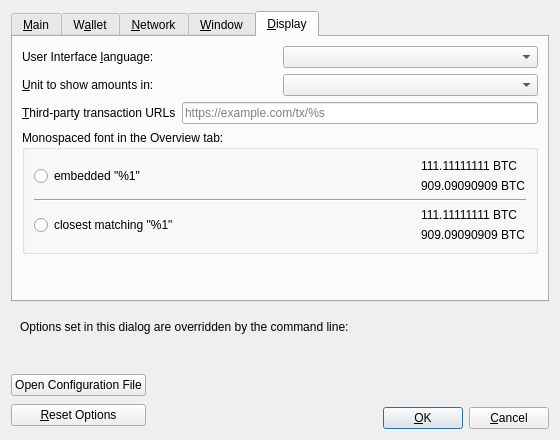
This is src/qt/forms/optionsdialog.ui in aixcoin-core/gui-qml as Qt 5 draws it before an edit. The edited form follows.
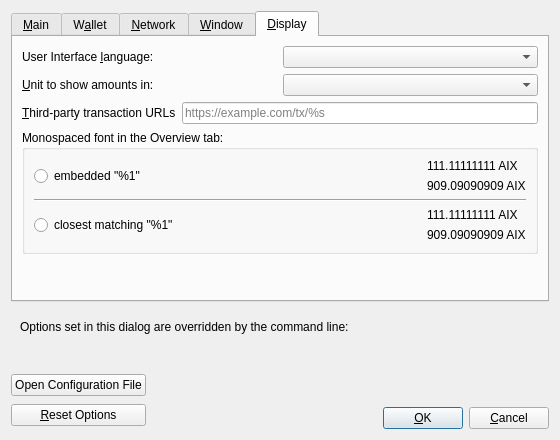
This is the edited form. The open tabs and pages were chosen to show the change. Custom widgets are drawn as their Qt base class.

Diff of the .ui file:
```diff
--- a/src/qt/forms/optionsdialog.ui
+++ b/src/qt/forms/optionsdialog.ui
@@ -804,14 +804,14 @@
               <item>
                <widget class="QLabel" name="embeddedFont_label_1">
                 <property name="text">
-                 <string notr="true">111.11111111 BTC</string>
+                 <string notr="true">111.11111111 AIX</string>
                 </property>
                </widget>
               </item>
               <item>
                <widget class="QLabel" name="embeddedFont_label_9">
                 <property name="text">
-                 <string notr="true">909.09090909 BTC</string>
+                 <string notr="true">909.09090909 AIX</string>
                 </property>
                </widget>
               </item>
@@ -853,14 +853,14 @@
               <item>
                <widget class="QLabel" name="systemFont_label_1">
                 <property name="text">
-                 <string notr="true">111.11111111 BTC</string>
+                 <string notr="true">111.11111111 AIX</string>
                 </property>
                </widget>
               </item>
               <item>
                <widget class="QLabel" name="systemFont_label_9">
                 <property name="text">
-                 <string notr="true">909.09090909 BTC</string>
+                 <string notr="true">909.09090909 AIX</string>
                 </property>
                </widget>
               </item>
```
